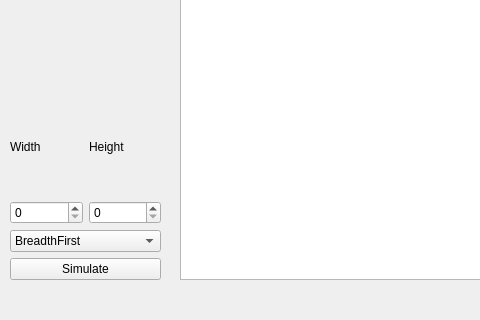
Qt form Pathfinding_GUI/mainwindow.ui (g-ptasinski/Pathfinding) before a commit; both pictures show x 0 to 480 and y 280 to 600 of the 800 by 600 pixel window.
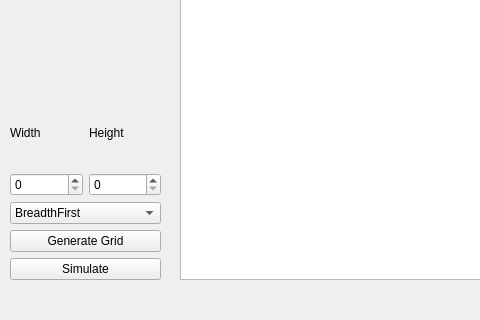
The same form after that commit.

Commit message: grid and node classes

```diff
--- a/Pathfinding_GUI/mainwindow.ui
+++ b/Pathfinding_GUI/mainwindow.ui
@@ -14,7 +14,7 @@
    <string>MainWindow</string>
   </property>
   <widget class="QWidget" name="centralwidget">
-   <widget class="QWidget" name="">
+   <widget class="QWidget" name="layoutWidget">
     <property name="geometry">
      <rect>
       <x>0</x>
@@ -35,7 +35,7 @@
      </rect>
     </property>
    </widget>
-   <widget class="QWidget" name="">
+   <widget class="QWidget" name="layoutWidget">
     <property name="geometry">
      <rect>
       <x>0</x>
@@ -46,7 +46,7 @@
     </property>
     <layout class="QVBoxLayout" name="verticalLayout_3"/>
    </widget>
-   <widget class="QWidget" name="">
+   <widget class="QWidget" name="layoutWidget">
     <property name="geometry">
      <rect>
       <x>10</x>
@@ -104,6 +104,13 @@
          </item>
         </widget>
        </item>
+       <item>
+        <widget class="QPushButton" name="pushButton_2">
+         <property name="text">
+          <string>Generate Grid</string>
+         </property>
+        </widget>
+       </item>
        <item>
         <widget class="QPushButton" name="pushButton">
          <property name="text">
```
Left out of the diff: 2 changed lines with no effect on the pictures. The commit also changes 9 other files.
